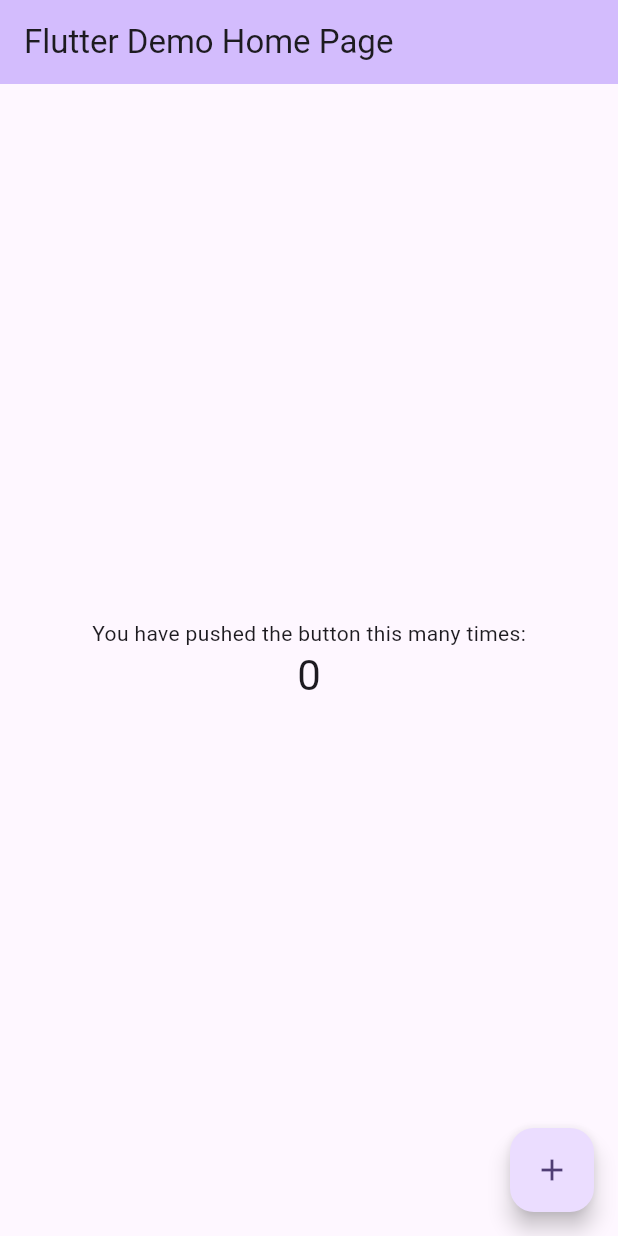
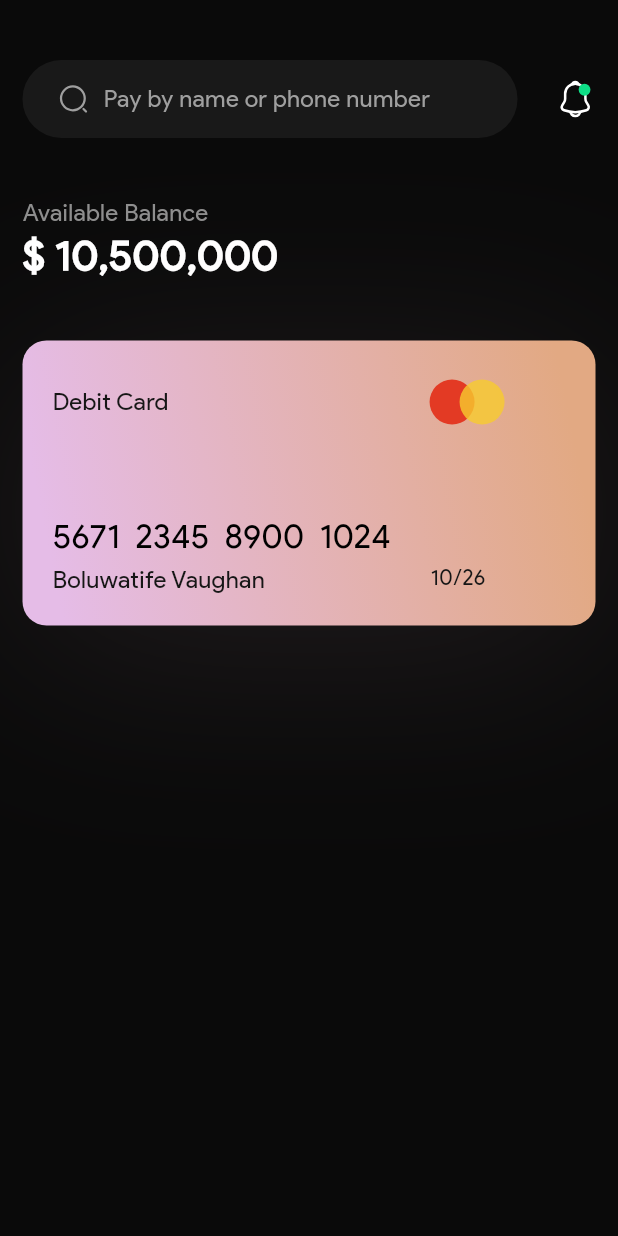
Before and after one commit to blvcksamurai/financial_management_app, a Flutter app: the screen it shows after launch, on a phone screen of 412 x 824 dp. Run offline on Flutter 3.47's test engine with Material 2 defaults, Android fonts, the phone set to English and light mode, and no system bars; our stand-ins replace flutter_svg.

```diff
--- a/lib/main.dart
+++ b/lib/main.dart
@@ -1,3 +1,5 @@
+import 'package:financial_management_ui_app/screens/home_screen.dart';
+import 'package:financial_management_ui_app/screens/onboarding.dart';
 import 'package:flutter/material.dart';
 
 void main() {
@@ -11,7 +13,8 @@ class MyApp extends StatelessWidget {
   @override
   Widget build(BuildContext context) {
     return MaterialApp(
-      title: 'Flutter Demo',
+      title: '',
+      debugShowCheckedModeBanner: false,
       theme: ThemeData(
         // This is the theme of your application.
         //
@@ -28,98 +31,11 @@ class MyApp extends StatelessWidget {
         //
         // This works for code too, not just values: Most code changes can be
         // tested with just a hot reload.
-        colorScheme: ColorScheme.fromSeed(seedColor: Colors.deepPurple),
+        fontFamily: 'Product Sans',
+        colorScheme: ColorScheme.fromSeed(seedColor: Color(0xff0a0a0a)),
         useMaterial3: true,
       ),
-      home: const MyHomePage(title: 'Flutter Demo Home Page'),
+      home: const HomeScreen(),
     );
   }
 }
-
-class MyHomePage extends StatefulWidget {
-  const MyHomePage({super.key, required this.title});
-
-  // This widget is the home page of your application. It is stateful, meaning
-  // that it has a State object (defined below) that contains fields that affect
-  // how it looks.
-
-  // This class is the configuration for the state. It holds the values (in this
-  // case the title) provided by the parent (in this case the App widget) and
-  // used by the build method of the State. Fields in a Widget subclass are
-  // always marked "final".
-
-  final String title;
-
-  @override
-  State<MyHomePage> createState() => _MyHomePageState();
-}
-
-class _MyHomePageState extends State<MyHomePage> {
-  int _counter = 0;
-
-  void _incrementCounter() {
-    setState(() {
-      // This call to setState tells the Flutter framework that something has
-      // changed in this State, which causes it to rerun the build method below
-      // so that the display can reflect the updated values. If we changed
-      // _counter without calling setState(), then the build method would not be
-      // called again, and so nothing would appear to happen.
-      _counter++;
-    });
-  }
-
-  @override
-  Widget build(BuildContext context) {
-    // This method is rerun every time setState is called, for instance as done
-    // by the _incrementCounter method above.
-    //
-    // The Flutter framework has been optimized to make rerunning build methods
-    // fast, so that you can just rebuild anything that needs updating rather
-    // than having to individually change instances of widgets.
-    return Scaffold(
-      appBar: AppBar(
-        // TRY THIS: Try changing the color here to a specific color (to
-        // Colors.amber, perhaps?) and trigger a hot reload to see the AppBar
-        // change color while the other colors stay the same.
-        backgroundColor: Theme.of(context).colorScheme.inversePrimary,
-        // Here we take the value from the MyHomePage object that was created by
-        // the App.build method, and use it to set our appbar title.
-        title: Text(widget.title),
-      ),
-      body: Center(
-        // Center is a layout widget. It takes a single child and positions it
-        // in the middle of the parent.
-        child: Column(
-          // Column is also a layout widget. It takes a list of children and
-          // arranges them vertically. By default, it sizes itself to fit its
-          // children horizontally, and tries to be as tall as its parent.
-          //
-          // Column has various properties to control how it sizes itself and
-          // how it positions its children. Here we use mainAxisAlignment to
-          // center the children vertically; the main axis here is the vertical
-          // axis because Columns are vertical (the cross axis would be
-          // horizontal).
-          //
-          // TRY THIS: Invoke "debug painting" (choose the "Toggle Debug Paint"
-          // action in the IDE, or press "p" in the console), to see the
-          // wireframe for each widget.
-          mainAxisAlignment: MainAxisAlignment.center,
-          children: <Widget>[
-            const Text(
-              'You have pushed the button this many times:',
-            ),
-            Text(
-              '$_counter',
-              style: Theme.of(context).textTheme.headlineMedium,
-            ),
-          ],
-        ),
-      ),
-      floatingActionButton: FloatingActionButton(
-        onPressed: _incrementCounter,
-        tooltip: 'Increment',
-        child: const Icon(Icons.add),
-      ), // This trailing comma makes auto-formatting nicer for build methods.
-    );
-  }
-}
--- /dev/null
+++ b/lib/screens/home_screen.dart
@@ -0,0 +1,106 @@
+import 'package:flutter/material.dart';
+import 'package:flutter_svg/flutter_svg.dart';
+
+import 'widgets/card1.dart';
+
+class HomeScreen extends StatefulWidget {
+  const HomeScreen({super.key});
+
+  @override
+  State<HomeScreen> createState() => _HomeScreenState();
+}
+
+class _HomeScreenState extends State<HomeScreen> {
+  @override
+  Widget build(BuildContext context) {
+    return SafeArea(
+      child: Scaffold(
+        backgroundColor: Color(0xff0a0a0a),
+        body: Container(
+          margin: EdgeInsets.fromLTRB(15, 40, 15, 10),
+          child: ListView(
+            children: [
+              Row(
+                mainAxisAlignment: MainAxisAlignment.spaceBetween,
+                children: [
+                  Container(
+                    width: 330,
+                    height: 52,
+                    padding: const EdgeInsets.symmetric(
+                        horizontal: 24, vertical: 16),
+                    decoration: ShapeDecoration(
+                      color: Color(0xFF191919),
+                      shape: RoundedRectangleBorder(
+                        borderRadius: BorderRadius.circular(47),
+                      ),
+                    ),
+                    child: Row(
+                      mainAxisSize: MainAxisSize.min,
+                      mainAxisAlignment: MainAxisAlignment.start,
+                      crossAxisAlignment: CrossAxisAlignment.center,
+                      children: [
+                        SvgPicture.asset('assets/images/search.svg'),
+                        SizedBox(
+                          width: 10,
+                        ),
+                        Text(
+                          'Pay by name or phone number',
+                          style: TextStyle(
+                            color: Color(0xFF9F9F9F),
+                            fontSize: 16,
+                            fontFamily: 'Product Sans',
+                            fontWeight: FontWeight.w400,
+                            height: 0,
+                          ),
+                        ),
+                      ],
+                    ),
+                  ),
+                  // Image(image: AssetImage('assets/images/notification.png')),
+                  SvgPicture.asset(
+                    'assets/images/notification.svg',
+                    width: 27,
+                  )
+                ],
+              ),
+              Container(
+                width: 181,
+                height: 55,
+                margin: EdgeInsets.only(top: 40, bottom: 40),
+                child: Column(
+                  mainAxisSize: MainAxisSize.min,
+                  mainAxisAlignment: MainAxisAlignment.start,
+                  crossAxisAlignment: CrossAxisAlignment.start,
+                  children: [
+                    Text(
+                      'Available Balance',
+                      style: TextStyle(
+                        color: Color(0xFF8E8E8E),
+                        fontSize: 16,
+                        fontFamily: 'Product Sans',
+                        fontWeight: FontWeight.w400,
+                        height: 0,
+                      ),
+                    ),
+                    const SizedBox(height: 2),
+                    Text(
+                      '\$ 10,500,000',
+                      style: TextStyle(
+                        color: Colors.white,
+                        fontSize: 28,
+                        fontFamily: 'Product Sans',
+                        fontWeight: FontWeight.w700,
+                        height: 0,
+                      ),
+                    ),
+                  ],
+                ),
+              ),
+              Card1()
+            ],
+          ),
+        ),
+      ),
+    );
+  }
+}
--- /dev/null
+++ b/lib/screens/onboarding.dart
@@ -0,0 +1,99 @@
+// ignore_for_file: prefer_const_constructors, prefer_const_literals_to_create_immutables
+
+import 'package:flutter/material.dart';
+import 'package:flutter_svg/flutter_svg.dart';
+
+class Onboarding extends StatelessWidget {
+  const Onboarding({super.key});
+
+  @override
+  Widget build(BuildContext context) {
+    return SafeArea(
+      child: Scaffold(
+        backgroundColor: Color(0xff0a0a0a),
+        body: Center(
+          child: Container(
+            margin: EdgeInsets.fromLTRB(40, 60, 40, 0),
+            child: ListView(
+              // mainAxisAlignment: MainAxisAlignment.center,
+              children: [
+                SizedBox(
+                  width: 297,
+                  height: 175,
+                  child: Text.rich(TextSpan(children: [
+                    TextSpan(
+                      text: 'Transform the way you handle ',
+                      style: TextStyle(
+                        color: Colors.white,
+                        fontSize: 42,
+                        fontFamily: 'Clash Display',
+                        fontWeight: FontWeight.w600,
+                        height: 0,
+                      ),
+                    ),
+                    TextSpan(
+                      text: 'money',
+                      style: TextStyle(
+                        color: Color(0xFFE5BCE7),
+                        fontSize: 42,
+                        fontFamily: 'Clash Display',
+                        fontWeight: FontWeight.w600,
+                        height: 0,
+                      ),
+                    ),
+                  ])),
+                ),
+                SizedBox(
+                  width: 297,
+                  child: Text(
+                    'Track your spending and save for what matters.',
+                    style: TextStyle(
+                      color: Color(0xFFAFAFAF),
+                      fontSize: 18,
+                      fontFamily: 'Product Sans',
+                      fontWeight: FontWeight.w400,
+                      height: 0,
+                    ),
+                  ),
+                ),
+                SizedBox(height: 20),
+                Image(
+                  image: AssetImage('assets/images/onboarding.png'),
+                  width: 274,
+                ),
+                // SvgPicture.asset(
+                //   'assets/images/onboarding.svg',
+                //   width: 274),
+                SizedBox(height: 20),
+                Container(
+                  width: 325,
+                  height: 54,
+                  padding:
+                      const EdgeInsets.symmetric(horizontal: 10, vertical: 16),
+                  decoration: ShapeDecoration(
+                    color: Color(0xFFE5BCE7),
+                    shape: RoundedRectangleBorder(
+                      borderRadius: BorderRadius.circular(38),
+                    ),
+                  ),
+                  child: Center(
+                    child: Text(
+                      'Get Started',
+                      style: TextStyle(
+                        color: Colors.black,
+                        fontSize: 18,
+                        fontFamily: 'Product Sans',
+                        fontWeight: FontWeight.w700,
+                        height: 0,
+                      ),
+                    ),
+                  ),
+                )
+              ],
+            ),
+          ),
+        ),
+      ),
+    );
+  }
+}
--- /dev/null
+++ b/lib/screens/widgets/card1.dart
@@ -0,0 +1,136 @@
+import 'package:flutter/material.dart';
+
+class Card1 extends StatelessWidget {
+  const Card1({
+    super.key,
+  });
+
+  @override
+  Widget build(BuildContext context) {
+    return Container(
+      width: 308,
+      height: 190,
+      clipBehavior: Clip.antiAlias,
+      decoration: ShapeDecoration(
+        gradient: LinearGradient(
+          begin: Alignment(0.92, -0.38),
+          end: Alignment(-0.92, 0.38),
+          colors: [Color(0xFFE2A983), Color(0xFFE5BCE7)],
+        ),
+        shape: RoundedRectangleBorder(
+          borderRadius: BorderRadius.circular(16),
+        ),
+        shadows: [
+          BoxShadow(
+            color: Color(0x19E4B6CA),
+            blurRadius: 120,
+            offset: Offset(0, 19),
+            spreadRadius: 0,
+          )
+        ],
+      ),
+      child: Stack(
+        children: [
+          Positioned(
+            left: 20,
+            top: 117,
+            child: Text(
+              '5671  2345  8900  1024',
+              style: TextStyle(
+                color: Colors.black,
+                fontSize: 22,
+                fontFamily: 'Product Sans',
+                fontWeight: FontWeight.w400,
+                height: 0,
+              ),
+            ),
+          ),
+          Positioned(
+            left: 20,
+            top: 150,
+            child: Text(
+              'Boluwatife Vaughan',
+              style: TextStyle(
+                color: Color(0xFF161616),
+                fontSize: 16,
+                fontFamily: 'Product Sans',
+                fontWeight: FontWeight.w400,
+                height: 0,
+              ),
+            ),
+          ),
+          Positioned(
+            left: 272,
+            top: 150,
+            child: Text(
+              '10/26',
+              style: TextStyle(
+                color: Color(0xFF161616),
+                fontSize: 14,
+                fontFamily: 'Product Sans',
+                fontWeight: FontWeight.w400,
+                height: 0,
+              ),
+            ),
+          ),
+          Positioned(
+            left: 20,
+            top: 26,
+            child: Container(
+              child: Row(
+                mainAxisSize: MainAxisSize.min,
+                mainAxisAlignment: MainAxisAlignment.start,
+                crossAxisAlignment: CrossAxisAlignment.center,
+                children: [
+                  Text(
+                    'Debit Card',
+                    style: TextStyle(
+                      color: Color(0xFF161616),
+                      fontSize: 16,
+                      fontFamily: 'Product Sans',
+                      fontWeight: FontWeight.w400,
+                      height: 0,
+                    ),
+                  ),
+                  const SizedBox(width: 174),
+                  Container(
+                    width: 50,
+                    height: 30,
+                    child: Stack(
+                      children: [
+                        Positioned(
+                          left: 0,
+                          top: 0,
+                          child: Container(
+                            width: 30,
+                            height: 30,
+                            decoration: ShapeDecoration(
+                              color: Color(0xFFE33A24),
+                              shape: OvalBorder(),
+                            ),
+                          ),
+                        ),
+                        Positioned(
+                          left: 20,
+                          top: 0,
+                          child: Container(
+                            width: 30,
+                            height: 30,
+                            decoration: ShapeDecoration(
+                              color: Color(0xCCF7CB2E),
+                              shape: OvalBorder(),
+                            ),
+                          ),
+                        ),
+                      ],
+                    ),
+                  ),
+                ],
+              ),
+            ),
+          ),
+        ],
+      ),
+    );
+  }
+}
```
Also changed, not shown: pubspec.yaml (+7 -6 lines), assets/images/notification.png (added), assets/images/notification.svg (added), assets/images/onboarding.png (added), assets/images/onboarding.svg (added), assets/images/search.png (added), assets/images/search.svg (added), pubspec.lock.
